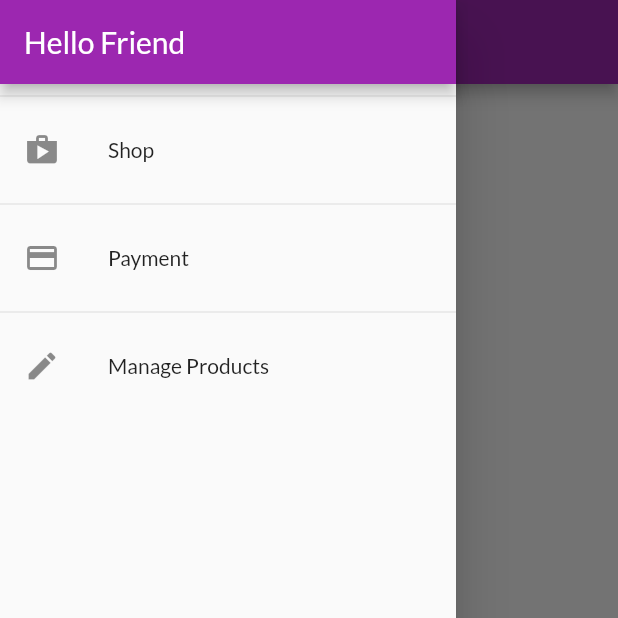
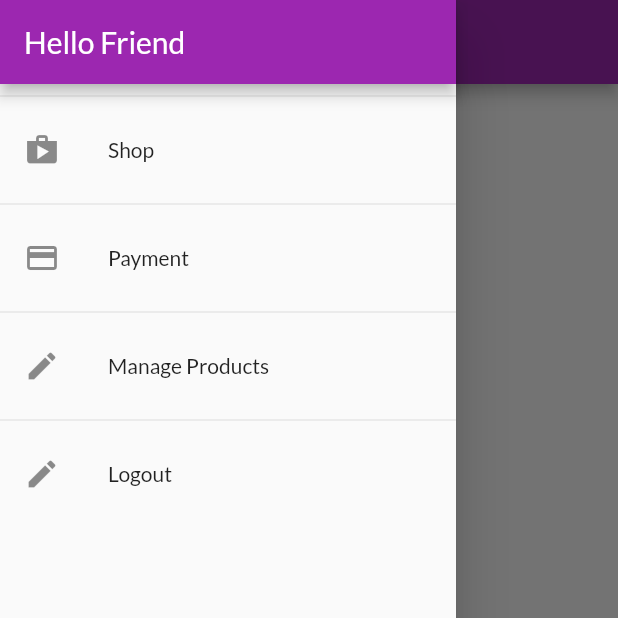
Before and after one commit to surya0180/E-Commerce-App, a Flutter app: the OrdersScreen screen opened by its route, with the side drawer open, on a phone screen of 412 x 824 dp, the top half of it. Run offline on Flutter 3.47's test engine with Material 2 defaults, Android fonts, the phone set to English and light mode, and no system bars; our stand-ins replace shared_preferences; accounts and stored records are empty; network calls fail.

Commit message:
Added logout and autologout feature

```diff
--- a/lib/widgets/app_drawer.dart
+++ b/lib/widgets/app_drawer.dart
@@ -1,6 +1,8 @@
 import 'package:flutter/material.dart';
+import 'package:shop_app/providers/auth.dart';
 import 'package:shop_app/screens/orders_screen.dart';
 import 'package:shop_app/screens/user_products_screen.dart';
+import 'package:provider/provider.dart';
 
 class AppDrawer extends StatelessWidget {
   @override
@@ -38,6 +40,15 @@ class AppDrawer extends StatelessWidget {
                   .pushReplacementNamed(UserProductsScreen.routeName);
             },
           ),
+          Divider(),
+          ListTile(
+            leading: Icon(Icons.edit),
+            title: Text('Logout'),
+            onTap: () {
+              Navigator.of(context).pop();
+              Provider.of<Auth>(context, listen: false).logout();
+            },
+          ),
         ],
       ),
     );
--- a/pubspec.yaml
+++ b/pubspec.yaml
@@ -35,6 +35,7 @@ dev_dependencies:
   provider: ^5.0.0
   intl: ^0.17.0
   http: ^0.13.3
+  shared_preferences: ^2.0.6
 
 # For information on the generic Dart part of this file, see the
 # following page: https://dart.dev/tools/pub/pubspec
```
Also changed, not shown: lib/providers/auth.dart (+27 -0 lines), pubspec.lock.
